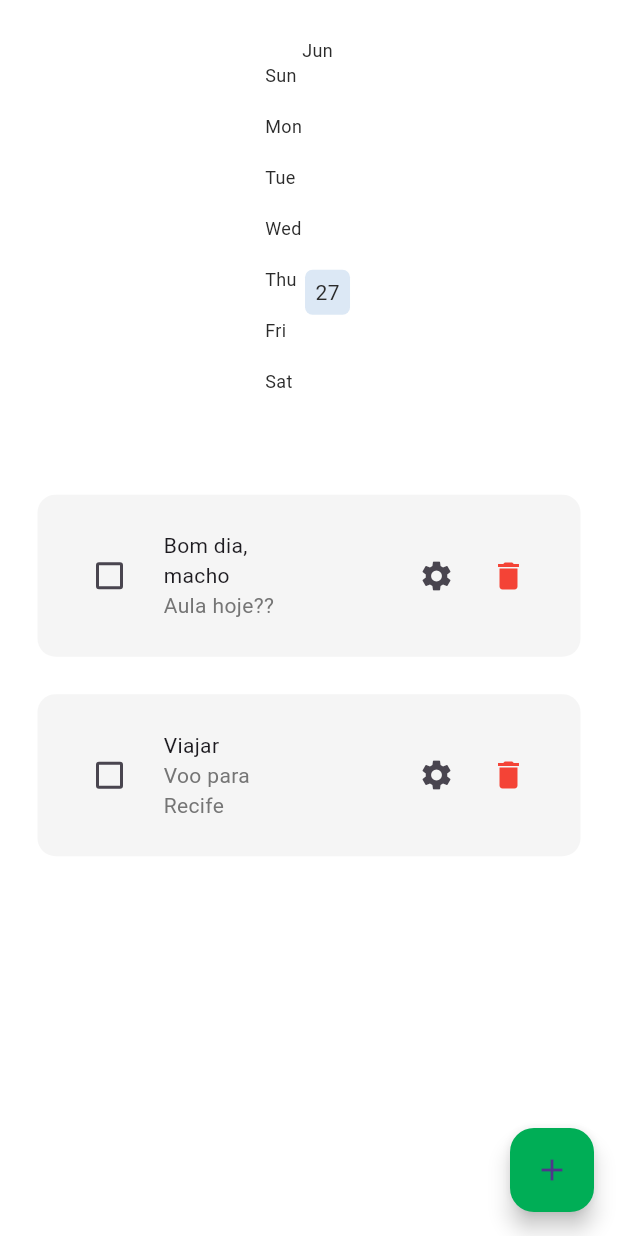
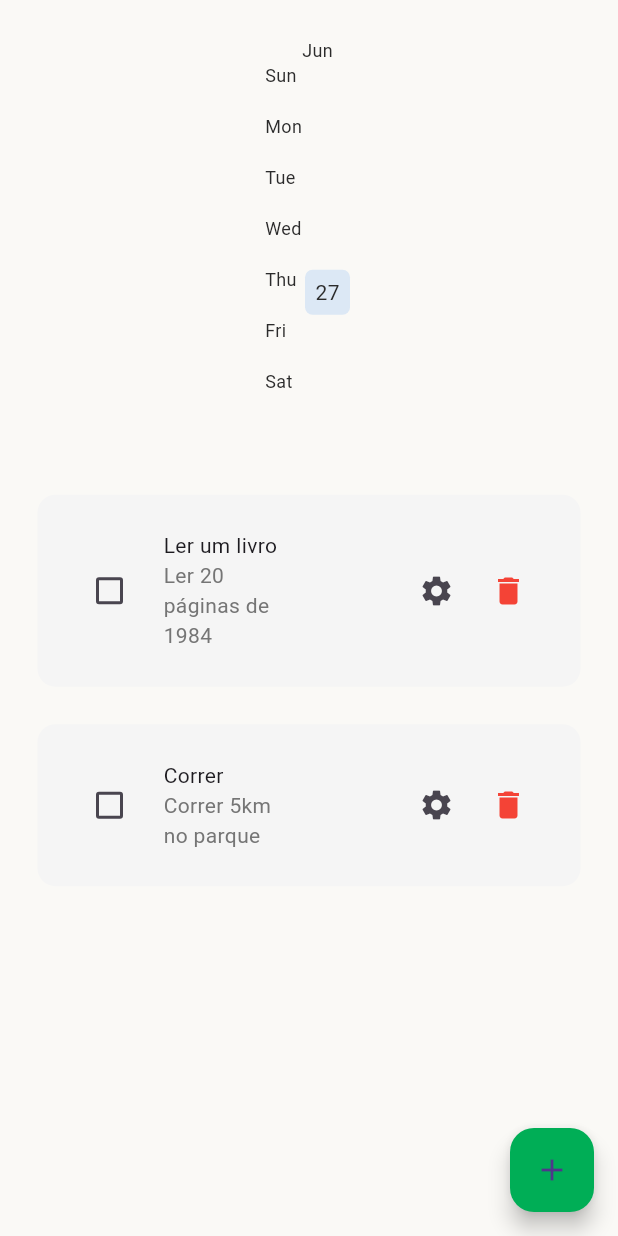
Before and after one commit to lmaleomartins/habit-tracker, a Flutter app: the screen it shows after launch, on a phone screen of 412 x 824 dp. Run offline on Flutter 3.47's test engine with Material 3 defaults, Android fonts, the phone set to English and light mode, and no system bars; drawn by our look-alikes of flutter_heatmap_calendar; our stand-ins replace hive_flutter; accounts and stored records are empty.

Commit message:
alteração final home page

```diff
--- a/lib/data/habit_database.dart
+++ b/lib/data/habit_database.dart
@@ -7,11 +7,11 @@ class HabitDatabase {
   List todaysHabitList = [];
   Map<DateTime, int> heatMapDataSet = {};
 
-  // Dados iniciais padrões
+  // Dados iniciais padrão
   void createDefaultData() {
     todaysHabitList = [
-      ["Bom dia, macho", "Aula hoje??", false],
-      ["Viajar", "Voo para Recife", false],
+      ["Ler um livro", "Ler 20 páginas de 1984", false],
+      ["Correr", "Correr 5km no parque", false],
     ];
 
     _myBox.put("START_DATE", todaysDateFormatted());
--- a/lib/pages/home_page.dart
+++ b/lib/pages/home_page.dart
@@ -133,7 +133,7 @@ class _HomePageState extends State<HomePage> {
   @override
   Widget build(BuildContext context) {
     return Scaffold(
-      backgroundColor: const Color.fromARGB(255, 255, 255, 255),
+      backgroundColor: const Color.fromARGB(255, 250, 249, 246),
       floatingActionButton: MyFloatingActionButton(onPressed: createNewHabit),
       body: ListView(
         children: [
```
